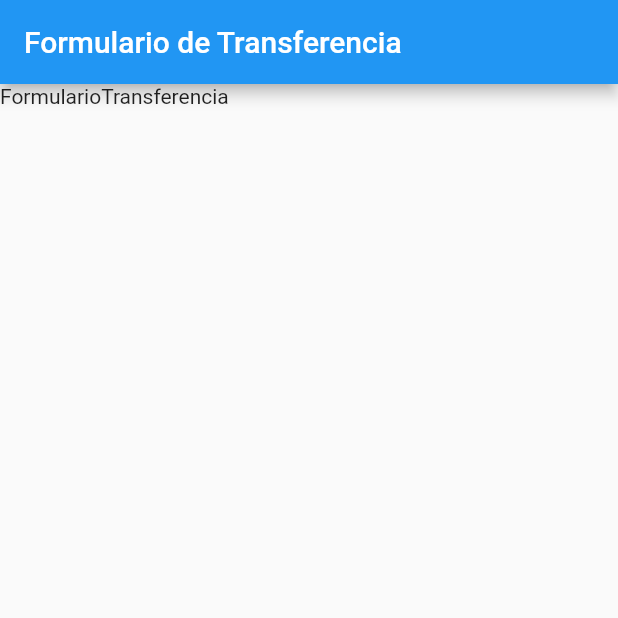
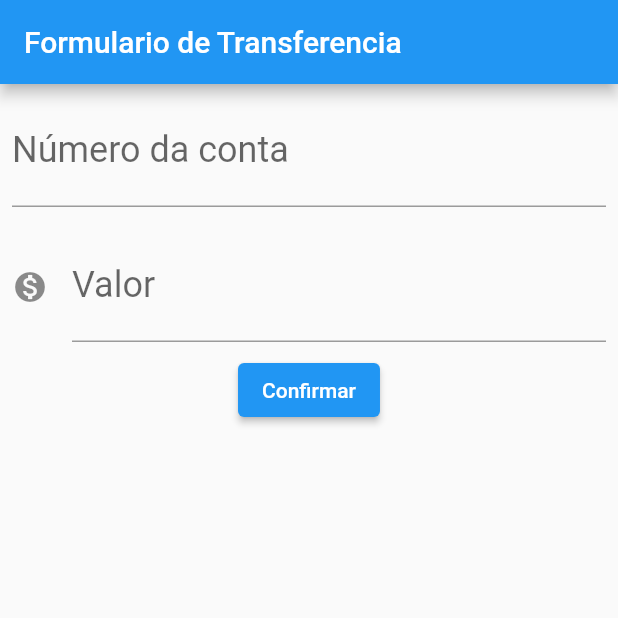
Before and after one commit to flavioh-assis/bytebank, a Flutter app: the screen it shows after launch, on a phone screen of 412 x 824 dp, the top half of it. Run offline on Flutter 3.47's test engine with Material 2 defaults, Android fonts, the phone set to English and light mode, and no system bars.

Commit message:
Cria os TextFields e Botao de confirmar

```diff
--- a/lib/main.dart
+++ b/lib/main.dart
@@ -20,7 +20,41 @@ class FormularioTransferencia extends StatelessWidget {
       appBar: AppBar(
         title: Text('Formulario de Transferencia'),
       ),
-      body: Text('FormularioTransferencia'),
+      body: Column(
+        children: [
+          Padding(
+            padding: EdgeInsets.all(8.0),
+            child: TextField(
+              decoration: InputDecoration(
+                labelText: 'Número da conta',
+                hintText: '0000',
+              ),
+              style: TextStyle(
+                fontSize: 24.0,
+              ),
+              keyboardType: TextInputType.number,
+            ),
+          ),
+          Padding(
+            padding: EdgeInsets.all(8.0),
+            child: TextField(
+              decoration: InputDecoration(
+                icon: Icon(Icons.monetization_on),
+                labelText: 'Valor',
+                hintText: '000,00',
+              ),
+              style: TextStyle(
+                fontSize: 24.0,
+              ),
+              keyboardType: TextInputType.number,
+            ),
+          ),
+          ElevatedButton(
+            onPressed: () {},
+            child: Text('Confirmar'),
+          ),
+        ],
+      ),
     );
   }
 }
```
